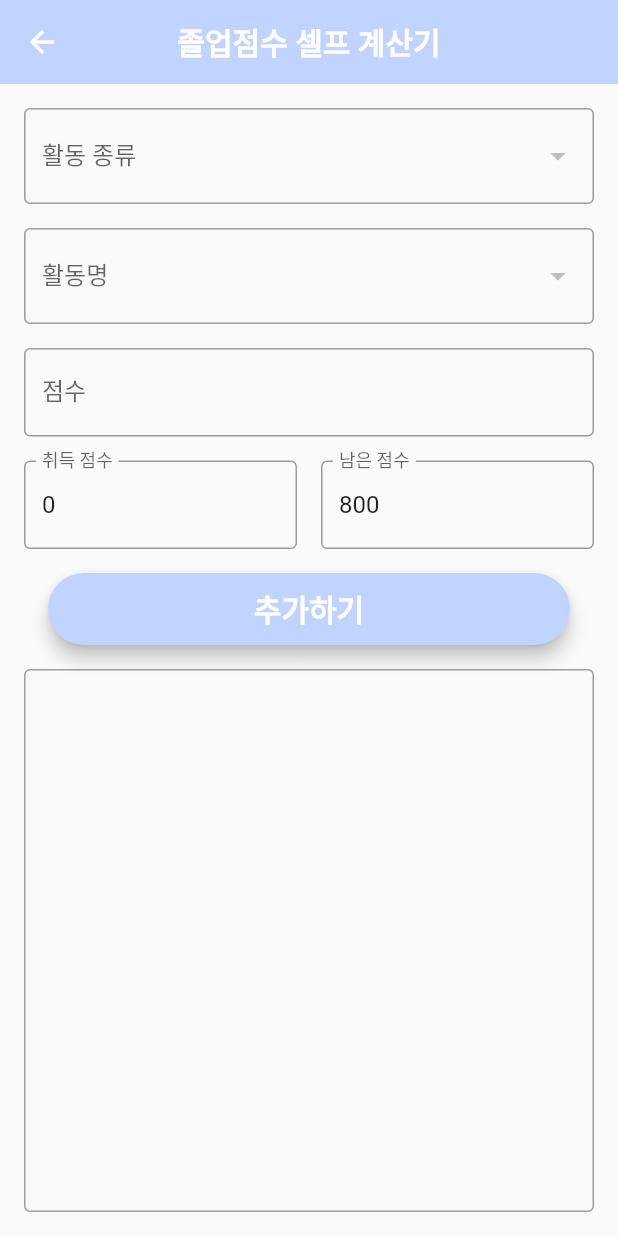
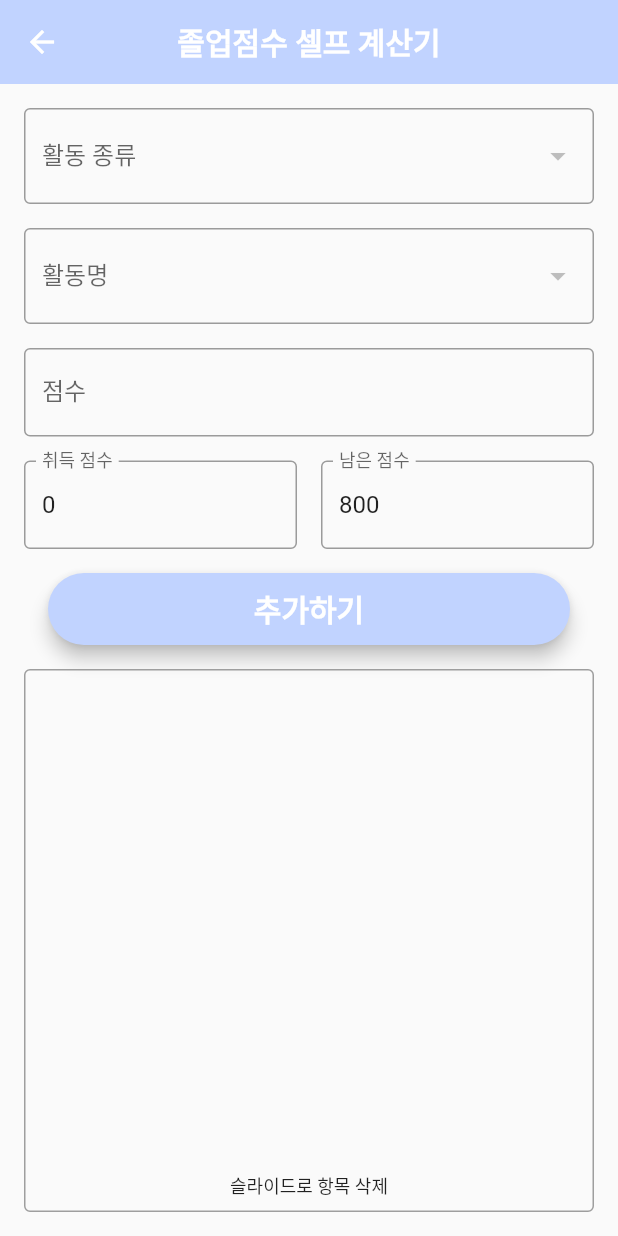
Before and after one commit to kimgu11/capston_18, a Flutter app: the SelfCalcScreen screen opened directly, on a phone screen of 412 x 824 dp. Run offline on Flutter 3.47's test engine with Material 2 defaults, Android fonts, the light colour scheme and no system bars; our stand-ins replace file_picker, flutter_secure_storage; accounts and stored records are empty; network calls fail.

Commit message:
디자인 약간 변경

```diff
--- a/lib/screens/gScore/gscore_self_calc_screen.dart
+++ b/lib/screens/gScore/gscore_self_calc_screen.dart
@@ -410,6 +410,9 @@
                   ),
                   borderRadius: const BorderRadius.all(Radius.circular(4.0)),
                 ),
+                child: Column(
+                  children: [
+                    Expanded(
                       child: ListView.builder(
                         itemCount: _save.length,
                         itemBuilder: (BuildContext context, int index) {
@@ -418,34 +421,27 @@
                             key: UniqueKey(),
                             onDismissed: (direction) {
                               setState(() {
-                          _save.removeAt(index);
-                           print(activity['Type']);
-                          if (activity['score'] != null && eachTotal[activity['Type']] != null) {
-                            eachTotal[activity['Type']] = (eachTotal[activity['Type']] ?? 0) - activity['score'] as int;
-                          }
-                          if (eachTotal[activity['Type']] != null && eachMaxTotal[activity['Type']] != null && eachTotal[activity['Type']]! < eachMaxTotal[activity['Type']]!) {
-                            eachMaxTotal[activity['Type']] = eachTotal[activity['Type']]!;
-                          }
-                          _total = 0;
-                          eachMaxTotal.forEach((key, value) {
-                            _total += value;
-                          });
-                          if (_remainingScore >= 0) {
-                            _remainingScore = 800 - _total;
-                            if (_remainingScore <= 0) {
-                              _remainingScore = 0;
-                            }
-                          }
+                                // 삭제 로직
                               });
                             },
                             background: Container(color: Colors.red),
                             child: ListTile(
-                        title:
-                            Text('${activity['Type']} - ${activity['Name']}'),
+                              title: Text('${activity['Type']} - ${activity['Name']}'),
                               trailing: Text('${activity['score']}점'),
                             ),
                           );
                         },
+                      ),
+                    ),
+                    Container(
+                      alignment: Alignment.center,
+                      padding: EdgeInsets.symmetric(vertical: 8.0),
+                      child: Text(
+                        '슬라이드로 항목 삭제',
+                        style: TextStyle(fontSize: 12.0),
+                      ),
+                    ),
+                  ],
                 ),
               ),
             ),
```
Lines whose indentation alone changed are shown as unchanged.
